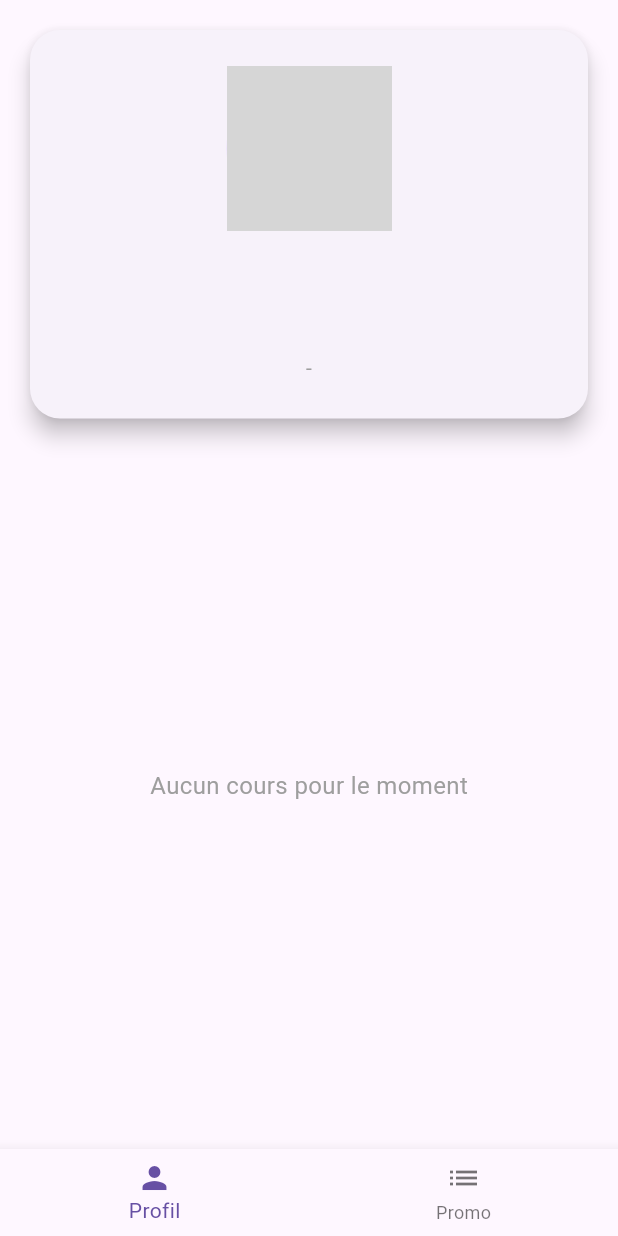
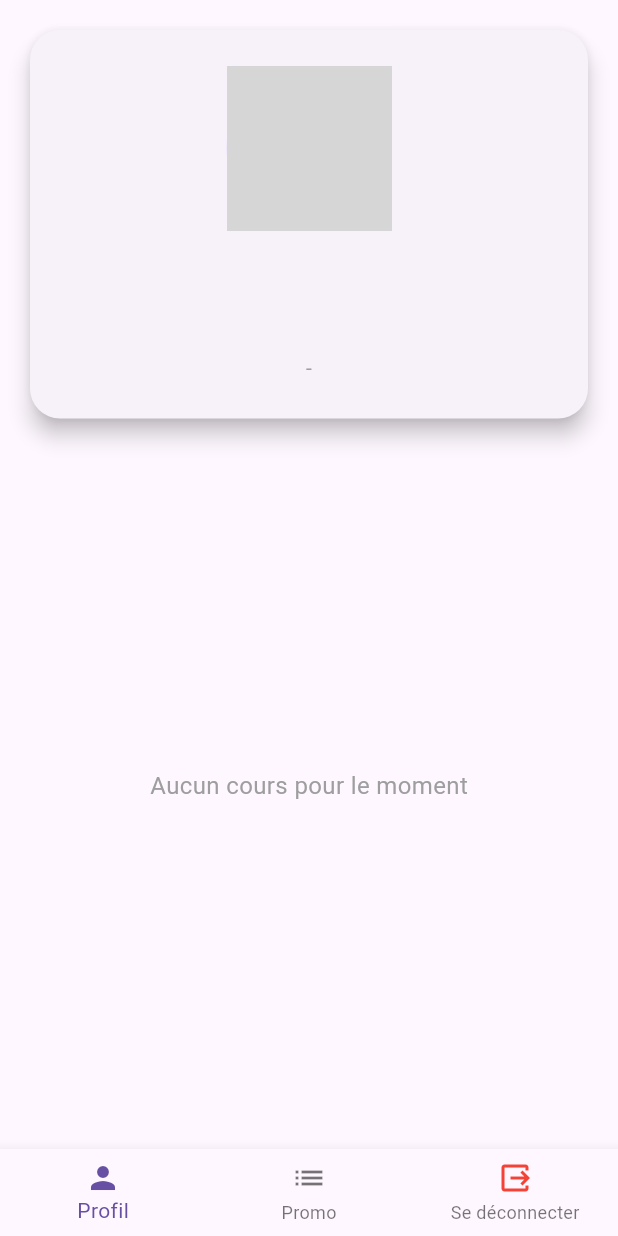
Before and after one commit to noiia/A4_IOT, a Flutter app: the screen it shows once a user with an empty profile is signed in, on a phone screen of 412 x 824 dp. Run offline on Flutter 3.47's test engine with Material 3 defaults, Android fonts, the phone set to English and light mode, and no system bars; our stand-ins replace flutter_dotenv, flutter_riverpod, hive, supabase_flutter; accounts and stored records are empty; network calls fail; grey boxes are pictures that could not be loaded.

Commit message:
feat(imp): moving logout button to navbar

```diff
--- a/lib/presentation/views/home_view.dart
+++ b/lib/presentation/views/home_view.dart
@@ -1,6 +1,5 @@
 import 'package:flutter/material.dart';
 import 'package:flutter_riverpod/flutter_riverpod.dart';
-import 'package:supabase_flutter/supabase_flutter.dart';
 
 import 'package:a4_iot/domain/entities/campus.dart';
 import 'package:a4_iot/domain/entities/courses.dart';
@@ -10,9 +9,7 @@ import 'package:a4_iot/presentation/controllers/courses.dart';
 import 'package:a4_iot/presentation/controllers/users.dart';
 import 'package:a4_iot/presentation/controllers/proms.dart';
 import 'package:a4_iot/presentation/controllers/campus.dart';
-import 'package:a4_iot/presentation/views/login_view.dart';
 import 'package:a4_iot/presentation/widget/course_list.dart';
-import 'package:a4_iot/presentation/widget/fullscreen_button.dart';
 import 'package:a4_iot/presentation/widget/profile_card.dart';
 
 class HomeView extends ConsumerStatefulWidget {
@@ -23,26 +20,12 @@ class HomeView extends ConsumerStatefulWidget {
 }
 
 class _HomeViewState extends ConsumerState<HomeView> {
-  Future<void> _logout(BuildContext context) async {
-    await Supabase.instance.client.auth.signOut();
-
-    if (context.mounted) {
-      Navigator.of(context).pushAndRemoveUntil(
-        MaterialPageRoute(builder: (_) => const LoginView()),
-        (_) => false,
-      );
-    }
-  }
-
   Widget _buildPage(
     Users user,
     Proms proms,
     List<Courses> courses,
     Campus campus,
   ) {
-    print(
-      'user ${user.firstName}, proms ${proms.name}, courses ${courses.length}, campus ${campus.name}',
-    );
     return LayoutBuilder(
       builder: (context, constraints) {
         return SingleChildScrollView(
@@ -78,8 +61,6 @@ class _HomeViewState extends ConsumerState<HomeView> {
                           )
                         : CourseList(courses: courses),
                   ),
-                  const SizedBox(height: 36),
-                  FullScreenButton(name: 'Se déconnecter', function: _logout),
                 ],
               ),
             ),
```
Also changed, not shown: lib/presentation/widget/main_layout.dart (+52 -3 lines).
